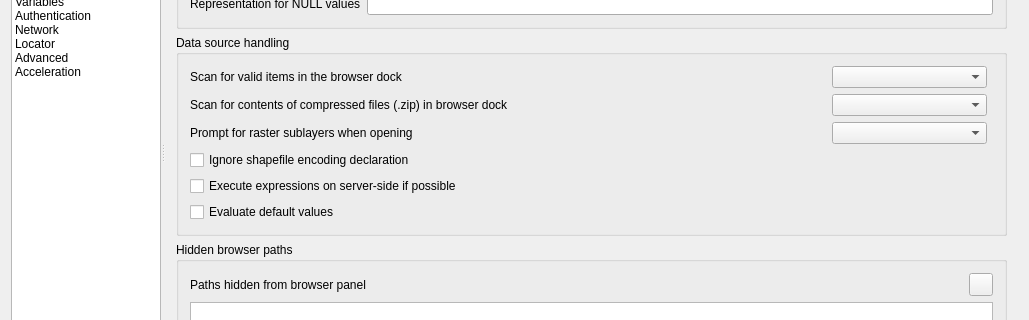
Before: the Qt Designer form src/ui/qgsoptionsbase.ui in qgis/QGIS, drawn with Qt 5; both pictures show x 0 to 1029 and y 199 to 519 of the 1029 by 730 pixel window.
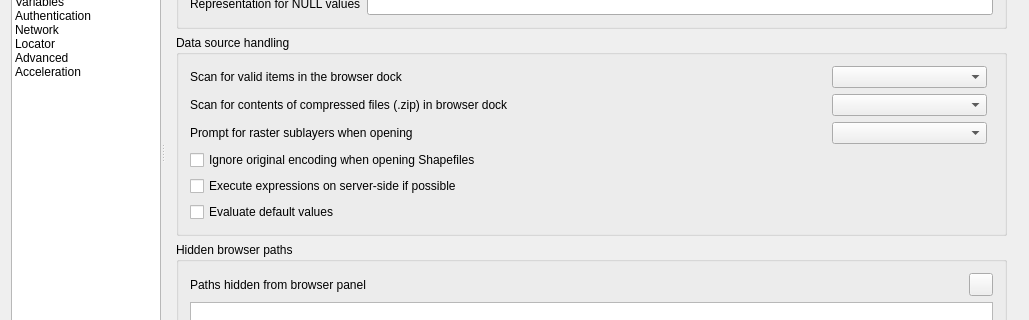
After: the same form once the commit is applied. The open tabs and pages were chosen to show the change. Icons and pictures are not drawn. Custom widgets are drawn as their Qt base class.

Commit message: [needs-docs] Rename 'Ignore shapefile encoding declaration' option for extra clarity

```diff
--- a/src/ui/qgsoptionsbase.ui
+++ b/src/ui/qgsoptionsbase.ui
@@ -2032,7 +2032,7 @@
                      <string>Disable OGR on-the-fly conversion from declared encoding to UTF-8</string>
                     </property>
                     <property name="text">
-                     <string>Ignore shapefile encoding declaration</string>
+                     <string>Ignore original encoding when opening Shapefiles</string>
                     </property>
                    </widget>
                   </item>
```
